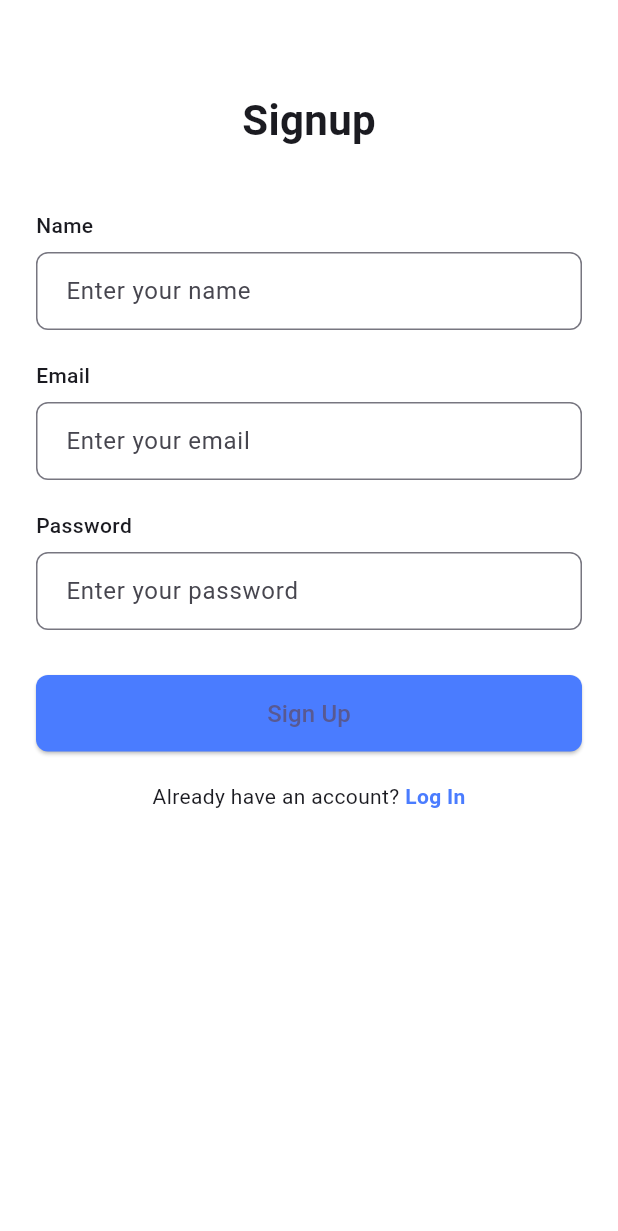
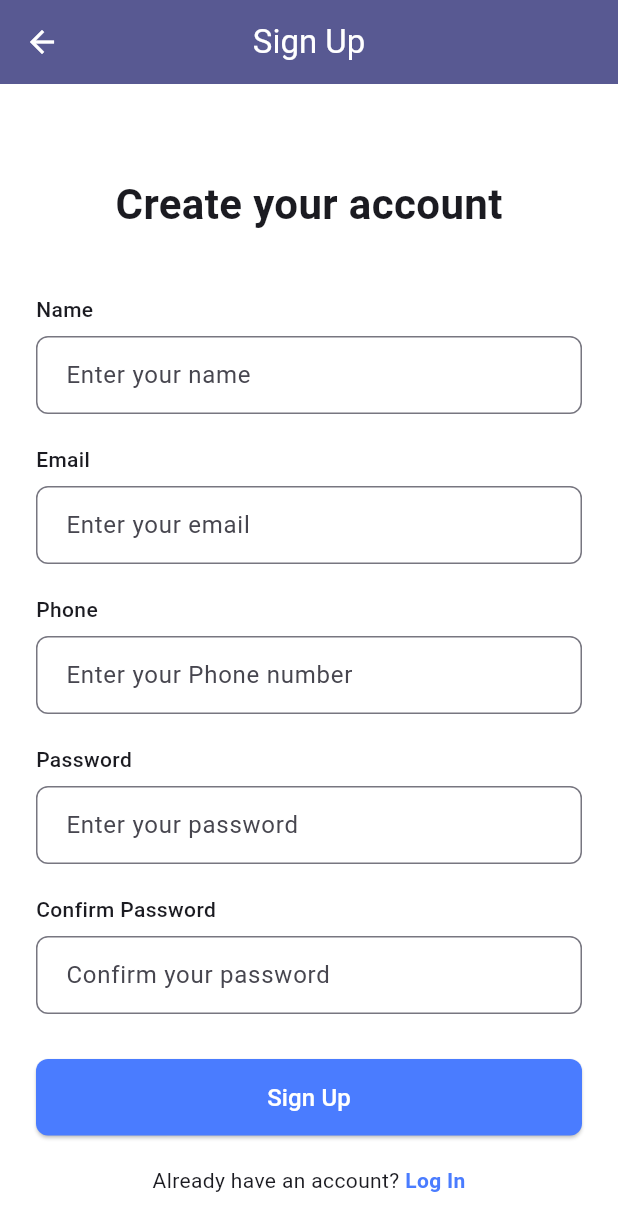
Before and after one commit to yogendrarokaya1/smartnews, a Flutter app: the RegisterScreen screen opened directly, on a phone screen of 412 x 824 dp. Shown: the top 1231 px of the screen. Run offline on Flutter 3.47's test engine with Material 3 defaults, Android fonts, the phone set to English and light mode, and no system bars.

Commit message:
register screen input field changed

```diff
--- a/lib/screens/register_screen.dart
+++ b/lib/screens/register_screen.dart
@@ -1,4 +1,5 @@
 import 'package:flutter/material.dart';
+import 'package:smartnews/screens/login_screen.dart';
 
 class RegisterScreen extends StatelessWidget {
   const RegisterScreen({super.key});
@@ -6,6 +7,13 @@ class RegisterScreen extends StatelessWidget {
   @override
   Widget build(BuildContext context) {
     return Scaffold(
+      appBar: AppBar(
+        title: const Text('Sign Up'),
+        centerTitle: true, // centers the title
+
+        backgroundColor: Theme.of(context).colorScheme.primary,
+        foregroundColor: Colors.white,
+      ),
       backgroundColor: Colors.white,
       body: SafeArea(
         child: SingleChildScrollView(
@@ -18,7 +26,7 @@ class RegisterScreen extends StatelessWidget {
               /// Title
               const Center(
                 child: Text(
-                  "Signup",
+                  "Create your account",
                   style: TextStyle(fontSize: 28, fontWeight: FontWeight.bold),
                 ),
               ),
@@ -71,6 +79,29 @@ class RegisterScreen extends StatelessWidget {
 
               const SizedBox(height: 20),
 
+              /// phone label
+              const Text(
+                "Phone",
+                style: TextStyle(fontSize: 14, fontWeight: FontWeight.w500),
+              ),
+              const SizedBox(height: 8),
+
+              /// phone TextField
+              TextField(
+                decoration: InputDecoration(
+                  hintText: "Enter your Phone number",
+                  border: OutlineInputBorder(
+                    borderRadius: BorderRadius.circular(8),
+                  ),
+                  contentPadding: const EdgeInsets.symmetric(
+                    horizontal: 16,
+                    vertical: 14,
+                  ),
+                ),
+              ),
+
+              const SizedBox(height: 20),
+
               /// Password label
               const Text(
                 "Password",
@@ -93,6 +124,27 @@ class RegisterScreen extends StatelessWidget {
                 ),
               ),
 
+              const SizedBox(height: 20),
+
+              const Text(
+                "Confirm Password",
+                style: TextStyle(fontSize: 14, fontWeight: FontWeight.w500),
+              ),
+              const SizedBox(height: 8),
+
+              TextField(
+                obscureText: true,
+                decoration: InputDecoration(
+                  hintText: "Confirm your password",
+                  border: OutlineInputBorder(
+                    borderRadius: BorderRadius.circular(8),
+                  ),
+                  contentPadding: const EdgeInsets.symmetric(
+                    horizontal: 16,
+                    vertical: 14,
+                  ),
+                ),
+              ),
               const SizedBox(height: 30),
 
               /// Signup Button
@@ -107,7 +159,10 @@ class RegisterScreen extends StatelessWidget {
                     ),
                     padding: const EdgeInsets.symmetric(vertical: 14),
                   ),
-                  child: const Text("Sign Up", style: TextStyle(fontSize: 16)),
+                  child: const Text(
+                    "Sign Up",
+                    style: TextStyle(fontSize: 16, color: Colors.white),
+                  ),
                 ),
               ),
 
@@ -120,9 +175,17 @@ class RegisterScreen extends StatelessWidget {
                   children: [
                     const Text("Already have an account? "),
                     GestureDetector(
-                      onTap: () {},
+                      onTap: () {
+                        Navigator.push(
+                          context,
+                          MaterialPageRoute(
+                            builder: (context) => const LoginScreen(),
+                          ),
+                        );
+                      },
                       child: const Text(
                         "Log In",
+
                         style: TextStyle(
                           color: Color(0xFF4A7CFF),
                           fontWeight: FontWeight.w600,
```
